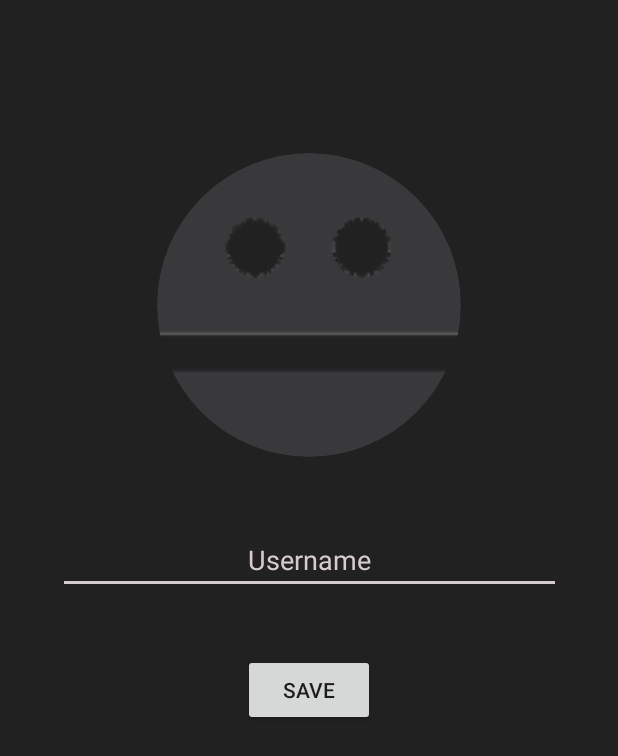
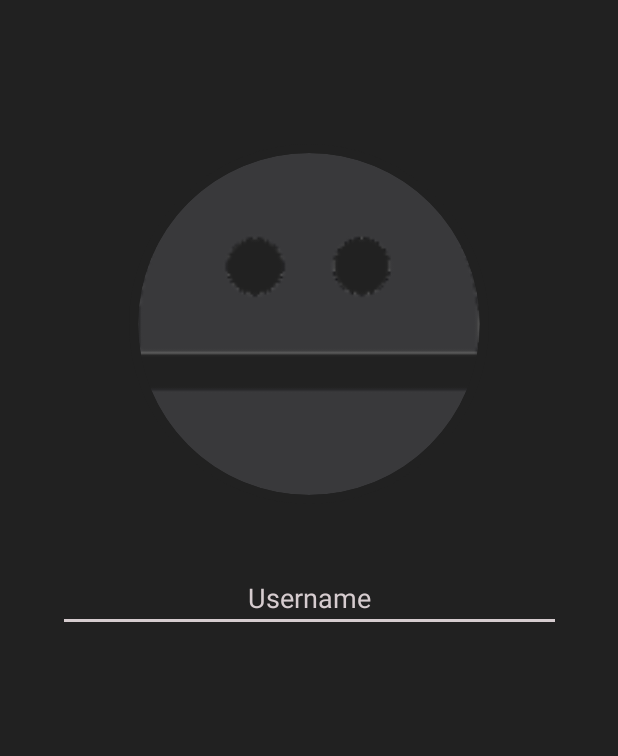
Before and after one commit to WilliamDemirci/Magic, an Android app: the layout activity_settings.xml on its own in the app's theme, with its tools: preview values and no code run, on a phone screen of 412 x 824 dp. Shown: the top 756 px of the screen. Run offline under Robolectric (Android 15) with nearby library versions, the phone set to English and light mode, and no system bars.

Commit message:
- bug correction (upload of profile image on SettingsActivity)

```diff
--- a/app/build.gradle
+++ b/app/build.gradle
@@ -39,11 +39,14 @@ dependencies {
     implementation 'com.github.bumptech.glide:glide:4.8.0'
     annotationProcessor 'com.github.bumptech.glide:compiler:4.8.0'
 
+    // Compressor (for images) https://github.com/zetbaitsu/Compressor
+    implementation 'id.zelory:compressor:2.1.0'
+
     // Firebase & Google Play
     implementation 'com.google.android.gms:play-services-auth:15.0.1'
     implementation 'com.google.firebase:firebase-auth:16.0.1'
     implementation 'com.google.firebase:firebase-core:16.0.1'
-    implementation 'com.google.firebase:firebase-storage:16.0.1'
+    implementation 'com.google.firebase:firebase-storage:15.0.2'
     implementation 'com.google.firebase:firebase-firestore:17.0.1'
     implementation 'com.android.support:design:28.0.0'
 }
--- a/app/src/main/res/layout/activity_settings.xml
+++ b/app/src/main/res/layout/activity_settings.xml
@@ -47,7 +47,7 @@
             <de.hdodenhof.circleimageview.CircleImageView
                 android:id="@+id/imageAccountSetting"
                 android:layout_width="match_parent"
-                android:layout_height="match_parent"
+                android:layout_height="240dp"
                 android:layout_marginStart="8dp"
                 android:layout_marginTop="40dp"
                 android:layout_marginEnd="8dp"
@@ -77,19 +77,6 @@
                 app:layout_constraintEnd_toEndOf="parent"
                 app:layout_constraintStart_toStartOf="parent"
                 app:layout_constraintTop_toBottomOf="@+id/imageAccountSetting" />
-
-            <Button
-                android:id="@+id/settingSaveButton"
-                android:layout_width="wrap_content"
-                android:layout_height="wrap_content"
-                android:layout_marginStart="8dp"
-                android:layout_marginTop="40dp"
-                android:layout_marginEnd="8dp"
-                android:text="save"
-                app:layout_constraintEnd_toEndOf="parent"
-                app:layout_constraintStart_toStartOf="parent"
-                app:layout_constraintTop_toBottomOf="@+id/usernameSetting" />
-
         </android.support.constraint.ConstraintLayout>
     </ScrollView>
 
```
Also changed, not shown: app/src/main/java/com/williamdemirci/magic/MainActivity.java (+27 -0 lines), app/src/main/java/com/williamdemirci/magic/SettingsActivity.java (+121 -83 lines).
